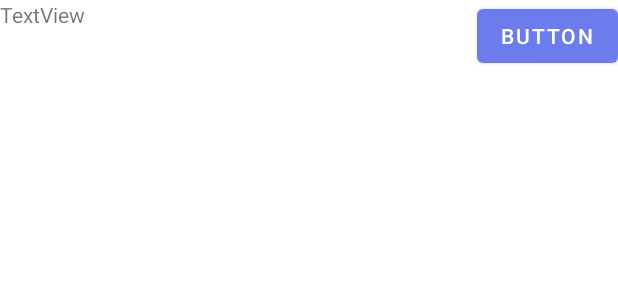
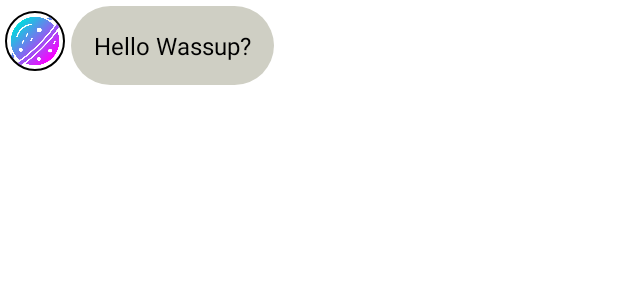
Before and after one commit to priyankaaa532002/Kotlin-Chat-App-Firebase, an Android app: the layout from_row.xml on its own in the app's theme, with its tools: preview values and no code run, on a phone screen of 412 x 824 dp. Shown: the top 300 px of the screen. Run offline under Robolectric (Android 15) with nearby library versions, the phone set to English and light mode, and no system bars.

Commit message:
chatActivity

```diff
--- a/ChatAppKotlin/app/build.gradle
+++ b/ChatAppKotlin/app/build.gradle
@@ -7,6 +7,9 @@ plugins {
     id 'com.google.gms.google-services'
 }
 
+androidExtensions{
+    experimental = true
+}
 android {
     compileSdk 31
 
--- a/ChatAppKotlin/app/src/main/java/com/example/chatappkotlin/RegisterActivity.kt
+++ b/ChatAppKotlin/app/src/main/java/com/example/chatappkotlin/RegisterActivity.kt
@@ -109,7 +109,3 @@ class RegisterActivity : AppCompatActivity() {
             }
     }
 }
-
-class User(val uid:String,val username:String , val profileImageUrl : String){
-    constructor() : this("","","")
-}
--- /dev/null
+++ b/ChatAppKotlin/app/src/main/res/drawable/from_bg.xml
@@ -0,0 +1,6 @@
+<?xml version="1.0" encoding="utf-8"?>
+<shape xmlns:android="http://schemas.android.com/apk/res/android">
+    <solid android:color="#cfcfc4"/>
+    <corners android:radius="50dp"/>
+
+</shape>
--- /dev/null
+++ b/ChatAppKotlin/app/src/main/res/drawable/to_bg.xml
@@ -0,0 +1,5 @@
+<?xml version="1.0" encoding="utf-8"?>
+<shape xmlns:android="http://schemas.android.com/apk/res/android">
+    <solid android:color="#6d7cec"/>
+    <corners android:radius="50dp"/>
+</shape>
--- a/ChatAppKotlin/app/src/main/res/layout/from_row.xml
+++ b/ChatAppKotlin/app/src/main/res/layout/from_row.xml
@@ -3,22 +3,34 @@
     xmlns:app="http://schemas.android.com/apk/res-auto"
     xmlns:tools="http://schemas.android.com/tools"
     android:layout_width="match_parent"
-    android:layout_height="match_parent">
+    android:layout_height="wrap_content">
 
     <TextView
-        android:id="@+id/textView"
+        android:id="@+id/tv_from"
         android:layout_width="0dp"
         android:layout_height="wrap_content"
-        android:text="TextView"
-        app:layout_constraintEnd_toStartOf="@+id/button"
+        android:layout_margin="4dp"
+        android:layout_marginStart="8dp"
+        android:background="@drawable/from_bg"
+        android:maxWidth="240dp"
+        android:padding="15dp"
+        android:text="Hello Wassup?"
+        android:textColor="@color/black"
+        android:textSize="16sp"
+        app:layout_constraintBottom_toBottomOf="parent"
+        app:layout_constraintStart_toEndOf="@+id/imageView"
+        app:layout_constraintTop_toTopOf="parent"
+        app:layout_constraintVertical_bias="1.0" />
+
+    <de.hdodenhof.circleimageview.CircleImageView
+        android:id="@+id/imageView"
+        android:layout_width="40dp"
+        app:civ_border_color="@color/black"
+        app:civ_border_width="1dp"
+        android:layout_height="40dp"
+        android:layout_margin="3dp"
+        android:src="@drawable/saturn"
         app:layout_constraintStart_toStartOf="parent"
-        app:layout_constraintTop_toTopOf="parent" />
+        app:layout_constraintTop_toTopOf="@+id/tv_from" />
 
-    <Button
-        android:id="@+id/button"
-        android:layout_width="wrap_content"
-        android:layout_height="wrap_content"
-        android:text="Button"
-        app:layout_constraintEnd_toEndOf="parent"
-        app:layout_constraintTop_toTopOf="parent" />
 </androidx.constraintlayout.widget.ConstraintLayout>
```
Also changed, not shown: ChatAppKotlin/app/src/main/java/com/example/chatappkotlin/ChatLogActivity.kt (+18 -4 lines), ChatAppKotlin/app/src/main/java/com/example/chatappkotlin/NewMessagesActivity.kt (+7 -1 lines), ChatAppKotlin/app/src/main/java/com/example/chatappkotlin/User.kt (added, +9 -0 lines), ChatAppKotlin/app/src/main/res/layout/to_row.xml (added, +23 -0 lines).
